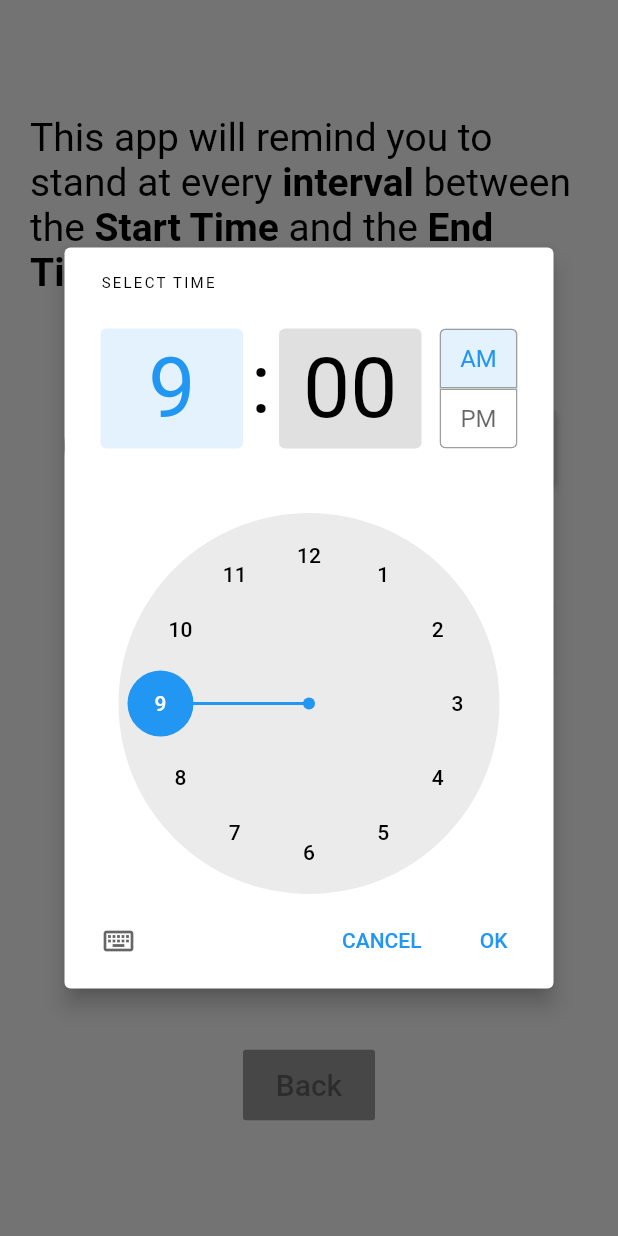
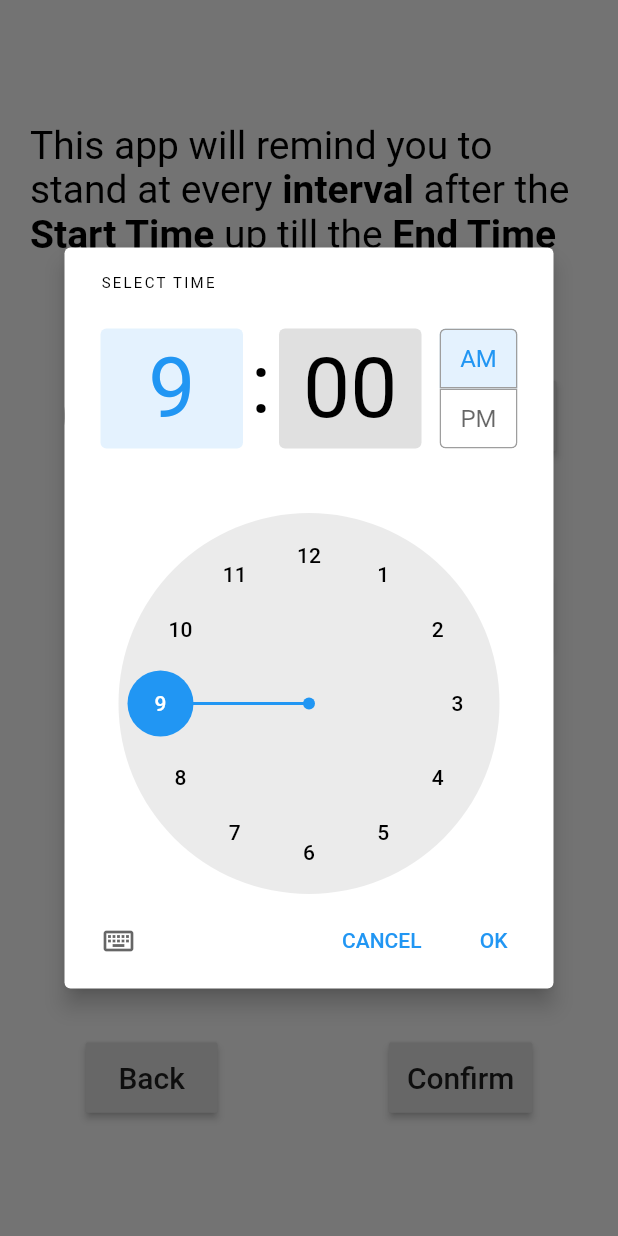
Before and after one commit to prabnur/stand_app, a Flutter app: the screen it shows after launch, after a tap on "Pick Start Time", on a phone screen of 412 x 824 dp. Run offline on Flutter 3.47's test engine with Material 2 defaults, Android fonts, the phone set to English and light mode, and no system bars; our stand-ins replace fluttertoast.

Commit message:
Options and backend storage functioning

```diff
--- a/lib/data.dart
+++ b/lib/data.dart
@@ -1,11 +1,32 @@
+import 'dart:io';
+import 'dart:convert';
+import 'package:flutter/cupertino.dart';
+import 'package:path_provider/path_provider.dart';
+
 class Data {
-  int intvlHour = 1;
-  int intvlMin = 0;
-  int startHour = 9;
-  int startMin = 0;
-  int endHour = 17;
-  int endMin = 0;
-  Map<String, int> map = {
+  Map<String, int> map;
+  String msg;
+  Function loadConfirm;
+  List<String> keys = ["H", "M", "startHour", "startMin", "endHour", "endMin"];
+
+  Data() {
+    msg = "";
+  }
+
+  void initState() async {
+    try {
+      final File file = await _localFile;
+      String contents = await file.readAsString();
+
+      Map ret = jsonDecode(contents);
+      map = new Map();
+      ret.forEach((key, value) {map[key] = value;});
+
+      loadConfirm(true);
+
+    } catch(e) {
+      print("Could not read file");
+      map = {
         "H": 1,
         "M": 0,
         "startHour": 9,
@@ -13,7 +34,93 @@ class Data {
         "endHour": 17,
         "endMin": 0
       };
+      loadConfirm(true);
+    }
+  }
+
+  void setLoadConfirm(Function setLoaded) {
+    loadConfirm = setLoaded;
+    print("Set Load Confirmed");
+  }
+
+  bool isDataValid() {
+    // Check if interval hour or minute are negative
+    if (map["H"] < 0) {
+      msg = "Interval Hour must be positive";
+    }
+    if (map["M"] < 0) {
+      msg = "Interval Minute must be positive";
+    }
+
+    // Check if they are within their upper bound
+    if (map["H"] > 23) {
+      msg = "Interval Hour must be between 0 and 23";
+    }
+    if (map["M"] > 59) {
+      msg = "Interval Minute must be between 0 and 59";
+    }
+
+    // Check if end < start
+    if ((map["startHour"] > map["endHour"]) || ((map["startHour"] == map["endHour"]) && (map["startMin"] > map["endMin"]))) {
+      msg = "End time must be greater than start time";
+      return false;
+    }
+
+  // Check if there is enough room for an interval between start and end
+    if (getMaxInterval() < ((map["H"] * 60) + map["M"])) {
+      msg = "Interval too large for chosen start and end times";
+      return false;
+    }
+
+    msg = "";
+    return true;
+  }
+
+  String get getMsg {
+    return msg;
+  }
+
+  Future<String> get _localPath async {
+    final directory = await getApplicationDocumentsDirectory();
+    print("got local path");
+    return directory.path;
+  }
+
+  Future<File> get _localFile async {
+    final path = await _localPath;
+    print("got local file");
+    return File('$path/timekeeper.txt');
+  }
+
+  void writeData() async {
+    final File file = await _localFile;
+
+    //Map<String, String> mapStr = new Map();
+    //map.forEach((key, value) {mapStr[key] = value.toString();});
+
+    file.writeAsString(jsonEncode(map));
+    print("file written");
+  }
+
   int getVal(String key) {
     return map[key];
   }
+
+  void setVal(String key, int val) {
+    map[key] = val;
   }
+
+  int getMaxInterval() {
+    return ((map['endHour'] * 60) + map['endMin']) -
+           ((map['startHour'] * 60) + map['startMin']);
+  }
+  /*
+  bool isIntervalNegative(String id, int h, int m) {
+    if (id == 'end') {
+      return ((h * 60) + m) - ((map['startHour'] * 60) + map['startMin']) < 0;
+    } else { // if (id == 'start')
+      return ((map['endHour'] * 60) + map['endMin']) - ((h * 60) + m) < 0;
+    }
+  }
+  */
+}
--- /dev/null
+++ b/lib/intervalpicker.dart
@@ -0,0 +1,79 @@
+import 'package:flutter/material.dart';
+
+import 'data.dart';
+
+class IntervalPicker extends StatelessWidget {
+  final hController;
+  final mController;
+  final Data D;
+
+  IntervalPicker({this.hController, this.mController, this.D});
+
+  @override
+  Widget build(BuildContext context) {
+    return Container(
+      child: Row(
+        mainAxisAlignment: MainAxisAlignment.spaceAround,
+        children: <Widget>[
+
+          Text(
+            'Currently Every \n ${D.getVal("H")} Hr ${D.getVal("M")} Min',
+            style: TextStyle(
+              fontSize: 25,
+              fontFamily: 'Roboto',
+              color: Colors.black
+            )
+          ),
+
+          Column(
+            mainAxisAlignment: MainAxisAlignment.spaceBetween,
+            mainAxisSize: MainAxisSize.max,
+            children: <Widget>[
+              IntervalInput(id: "H", myController: hController),
+              SizedBox(height: 20),
+              IntervalInput(id: "M", myController: mController)
+            ],
+          )
+
+        ],
+      )
+    );
+  }
+}
+
+class IntervalInput extends StatelessWidget {
+  final String id;
+  final myController;
+
+  IntervalInput({this.id, this.myController});
+  /*
+  @override
+  void dispose() {
+    myController.dispose();
+    super.dispose();
+  }
+  */
+
+  @override
+  Widget build(BuildContext context) {
+    return Row(
+        mainAxisAlignment: MainAxisAlignment.spaceEvenly,
+        mainAxisSize: MainAxisSize.max,
+        children: <Widget>[
+          SizedBox(
+            height: 40,
+            width: 45,
+            child: TextField(
+              keyboardType: TextInputType.number,
+              controller: myController,
+              decoration: InputDecoration(
+                border: OutlineInputBorder(),
+              )
+            )
+          ),
+          SizedBox(width: 10),
+          Text(id, style: TextStyle(fontWeight: FontWeight.bold, fontSize: 20)),
+        ]
+    );
+  }
+}
--- a/lib/main.dart
+++ b/lib/main.dart
@@ -9,13 +9,43 @@ import 'data.dart';
 void main() => runApp(Home());
 
 class Home extends StatelessWidget {
-  Data D = Data();
   @override
   Widget build(BuildContext context) {
     return MaterialApp(
       color: Colors.white,
-      home:
-        Options(D: this.D)
+      home: OptionsWrapper()
     );
   }
 }
+
+class OptionsWrapper extends StatefulWidget {
+  @override
+  _OptionsWrapperState createState() => _OptionsWrapperState();
+}
+
+class _OptionsWrapperState extends State<OptionsWrapper> {
+  bool loaded;
+  final Data D = new Data();
+
+  _OptionsWrapperState();
+
+  @override
+  void initState() {
+    super.initState();
+    loaded = false;
+    D.setLoadConfirm(setLoaded);
+    D.initState();
+  }
+
+  void setLoaded(bool b) {
+    setState(() {
+      loaded = b;
+    });
+    print("Ready to display");
+  }
+
+  @override
+  Widget build(BuildContext context) {
+    return (loaded ? Options(D: D) : Scaffold(body: Text('Loading'))); // TO:DO add a loading screen
+  }
+}
--- a/lib/options.dart
+++ b/lib/options.dart
@@ -1,11 +1,54 @@
-import 'dart:async';
 import 'dart:ui';
+import 'package:fluttertoast/fluttertoast.dart';
 import 'package:flutter/material.dart';
+
 import 'data.dart';
+import 'timepicker.dart';
+import 'intervalpicker.dart';
 
 class Options extends StatelessWidget {
   final Data D;
+  final hController = TextEditingController();
+  final mController = TextEditingController();
+
   Options({this.D});
+
+  void setTime(String id, TimeOfDay newTime) {
+    D.setVal("${id}Hour", newTime.hour);
+    D.setVal("${id}Min", newTime.minute);
+  }
+
+  void setInterval(String id, int val) {
+    D.setVal(id, val);
+  }
+
+  void displayMessage(String message) {
+    Fluttertoast.showToast(
+      msg: message,
+      toastLength: Toast.LENGTH_LONG,
+      gravity: ToastGravity.TOP,
+      timeInSecForIosWeb: 3,
+      backgroundColor: Colors.black,
+      textColor: Colors.red,
+      fontSize: 18
+    );
+  }
+
+  void confirm() {
+    if (hController.text != "") {
+      D.setVal("H", int.parse(hController.text));
+    }
+    if (mController.text != "") {
+      D.setVal("M", int.parse(mController.text));
+    }
+
+    if (D.isDataValid()) {
+      D.writeData();
+    } else {
+      displayMessage(D.getMsg);
+    }
+  }
+
   @override
   Widget build(BuildContext context) {
     return Scaffold (
@@ -18,17 +61,21 @@ class Options extends StatelessWidget {
             ),
             TimePicker(
               id: "start",
-              selectTime: (nt) => {print(nt)},
+              selectTime: (TimeOfDay newTime) => {setTime("start", newTime)},
               D: this.D
             ),
             TimePicker(
               id: "end",
-              selectTime: (nt) => {print(nt)},
+              selectTime: (TimeOfDay newTime) => {setTime("end", newTime)},
               D: this.D
             ),
-            IntervalPicker(D: this.D),
+            IntervalPicker(hController: this.hController, mController: this.mController, D: this.D),
+            Row(
+              mainAxisAlignment: MainAxisAlignment.spaceAround,
+              children: <Widget>[
+
                 RaisedButton(
-              onPressed: null,
+                  onPressed: () => {Navigator.pop(context)},
                   padding: EdgeInsets.all(12),
                   child: Text(
                     'Back',
@@ -37,154 +84,24 @@ class Options extends StatelessWidget {
                       fontFamily: 'Roboto'
                     ),
                   )
-            )
-          ],
-        )
-      )
-    );
-  }
-}
+                ),
 
-class TimePicker extends StatefulWidget {
-  final String id;
-  final ValueChanged<TimeOfDay> selectTime;
-  final Data D;
-
-  TimePicker({this.id, this.selectTime, this.D});
-
-  @override
-  _TimePickerState createState() => _TimePickerState(D.getVal("${id}Hour"), D.getVal("${id}Min"));
-}
-
-class _TimePickerState extends State<TimePicker> {
-  TimeOfDay selectedTime;
-
-  _TimePickerState(int h, int m) {
-    selectedTime = TimeOfDay(hour: h, minute: m);
-  }
-
-  Future<void> _selectTime(BuildContext context) async {
-    TimeOfDay picked = await showTimePicker(context: context, initialTime: selectedTime);
-    if (picked != null && picked != selectedTime) {
-      setState(() {
-        selectedTime = picked;
-      });
-      widget.selectTime(picked);
-    }
-  }
-
-  String parseString() {
-    int h = selectedTime.hour;
-    int m = selectedTime.minute;
-    String suffix = " AM";
-    if (h>12) {
-      suffix = " PM";
-      h = h % 12;
-    }
-    if(h<10) {
-      if (m<10) return '0$h:0$m$suffix';
-      else return '0$h:$m$suffix';
-    } else {
-      if (m<10) return '$h:0$m$suffix';
-      else return '$h:$m$suffix';
-    }
-  }
-
-  @override
-  Widget build(BuildContext context) {
-    //final TextStyle valueStyle = Theme.of(context).textTheme.bodyText2;
-    return Row(
-        mainAxisAlignment: MainAxisAlignment.spaceEvenly,
-        children: <Widget>[
-          InkWell(
-              onTap: () => {_selectTime(context)},
-              child: Text(parseString(), style: TextStyle(fontFamily: 'Roboto', fontSize: 30))
-          ),
                 RaisedButton(
-            onPressed: () => {_selectTime(context)},
+                  onPressed: confirm,
                   padding: EdgeInsets.all(12),
                   child: Text(
-              widget.id == "start" ? "Pick Start Time" : "Pick End Time",
+                    'Confirm',
                     style: TextStyle(
                       fontSize: 20,
                       fontFamily: 'Roboto'
                     ),
                   )
                 )
+
               ],
-      );
-  }
-}
-
-class IntervalInput extends StatefulWidget {
-  final Data D;
-  final String id;
-  IntervalInput({this.D, this.id});
-  @override
-  _IntervalInputState createState() => _IntervalInputState(id: id, val: D.getVal(id).toString());
-}
-
-class _IntervalInputState extends State<IntervalInput> {
-  String id;
-  String val;
-  _IntervalInputState({this.id, this.val});
-  @override
-  Widget build(BuildContext context) {
-    return Row(
-        mainAxisAlignment: MainAxisAlignment.spaceEvenly,
-        mainAxisSize: MainAxisSize.max,
-        children: <Widget>[
-          SizedBox(
-            height: 40,
-            width: 45,
-            child: TextFormField(
-              keyboardType: TextInputType.number,
-              decoration: InputDecoration(
-                border: OutlineInputBorder(),
-                labelText: val
-              )
-            )
             ),
-          SizedBox(width: 10),
-          Text(id, style: TextStyle(fontWeight: FontWeight.bold, fontSize: 20)),
-        ]
-    );
-  }
-}
-
-class IntervalPicker extends StatelessWidget {
-  final Data D;
-  IntervalPicker({this.D});
-  @override
-  Widget build(BuildContext context) {
-    return
-      Container(
-        child: Row(
-          mainAxisAlignment: MainAxisAlignment.spaceAround,
-          children: <Widget>[
-            Form(
-              child: Column(
-                mainAxisAlignment: MainAxisAlignment.spaceBetween,
-                mainAxisSize: MainAxisSize.max,
-                children: <Widget>[
-                  IntervalInput(D: D, id: "H"),
-                  SizedBox(height: 20),
-                  IntervalInput(D: D, id: "M")
           ],
         )
-            ),
-            RaisedButton(
-              onPressed: null,
-              padding: EdgeInsets.all(12),
-              child: Text(
-                'Enter Interval',
-                style: TextStyle(
-                  fontSize: 20,
-                  fontFamily: 'Roboto'
-                ),
-              ),
-            )
-          ],
       )
     );
   }
@@ -209,9 +126,9 @@ class Description extends StatelessWidget {
                 ),
               children: <TextSpan> [
                 TextSpan(text: 'interval ', style: TextStyle(fontWeight: FontWeight.bold)),
-                TextSpan(text: 'between the '),
+                TextSpan(text: 'after the '),
                 TextSpan(text: 'Start Time ', style: TextStyle(fontWeight: FontWeight.bold)),
-                TextSpan(text: 'and the '),
+                TextSpan(text: 'up till the '),
                 TextSpan(text: 'End Time ', style: TextStyle(fontWeight: FontWeight.bold)),
               ],
             ),
--- /dev/null
+++ b/lib/thingsChecked.txt
@@ -0,0 +1,2 @@
+Numbers entered into interval < 0
+endTime < startTime
--- /dev/null
+++ b/lib/timepicker.dart
@@ -0,0 +1,76 @@
+import 'package:flutter/material.dart';
+
+import 'data.dart';
+
+class TimePicker extends StatefulWidget {
+  final String id;
+  Function selectTime;
+  final Data D;
+
+  TimePicker({this.id, this.selectTime, this.D});
+  @override
+  _TimePickerState createState() => _TimePickerState(D.getVal("${id}Hour"), D.getVal("${id}Min"), selectTime);
+}
+
+class _TimePickerState extends State<TimePicker> {
+  TimeOfDay selectedTime;
+  Function selectTime;
+
+  _TimePickerState(int h, int m, Function sT) {
+    selectedTime = TimeOfDay(hour: h, minute: m);
+    selectTime = sT;
+  }
+
+  Future<void> _openTimePicker(BuildContext context) async {
+    TimeOfDay picked = await showTimePicker(context: context, initialTime: selectedTime);
+    if (picked != null && picked != selectedTime) {
+      setState(() {
+        selectedTime = picked;
+        selectTime(selectedTime);
+      });
+    }
+  }
+
+  String parseString() {
+    int h = selectedTime.hour;
+    int m = selectedTime.minute;
+    String suffix = " AM";
+    if (h>12) {
+      suffix = " PM";
+      h = h % 12;
+    }
+    if(h<10) {
+      if (m<10) return '0$h:0$m$suffix';
+      else return '0$h:$m$suffix';
+    } else {
+      if (m<10) return '$h:0$m$suffix';
+      else return '$h:$m$suffix';
+    }
+  }
+
+  @override
+  Widget build(BuildContext context) {
+    //final TextStyle valueStyle = Theme.of(context).textTheme.bodyText2;
+    return Row(
+        mainAxisAlignment: MainAxisAlignment.spaceEvenly,
+        children: <Widget>[
+          InkWell(
+              onTap: () => {_openTimePicker(context)},
+              child: Text(parseString(), style: TextStyle(fontFamily: 'Roboto', fontSize: 30))
+          ),
+          RaisedButton(
+            onPressed: () => {_openTimePicker(context)},
+            padding: EdgeInsets.all(12),
+            child: Text(
+              widget.id == "start" ? "Pick Start Time" : "Pick End Time",
+              style: TextStyle(
+                fontSize: 20,
+                fontFamily: 'Roboto',
+                color: Colors.black
+              )
+            )
+          )
+        ],
+      );
+  }
+}
--- a/pubspec.yaml
+++ b/pubspec.yaml
@@ -24,10 +24,11 @@ dependencies:
   flutter:
     sdk: flutter
 
-
   # The following adds the Cupertino Icons font to your application.
   # Use with the CupertinoIcons class for iOS style icons.
   cupertino_icons: ^0.1.3
+  path_provider: ^1.6.7
+  fluttertoast: ^4.0.0
 
 dev_dependencies:
   flutter_test:
```
Also changed, not shown: pubspec.lock. Lines whose indentation alone changed are shown as unchanged.
